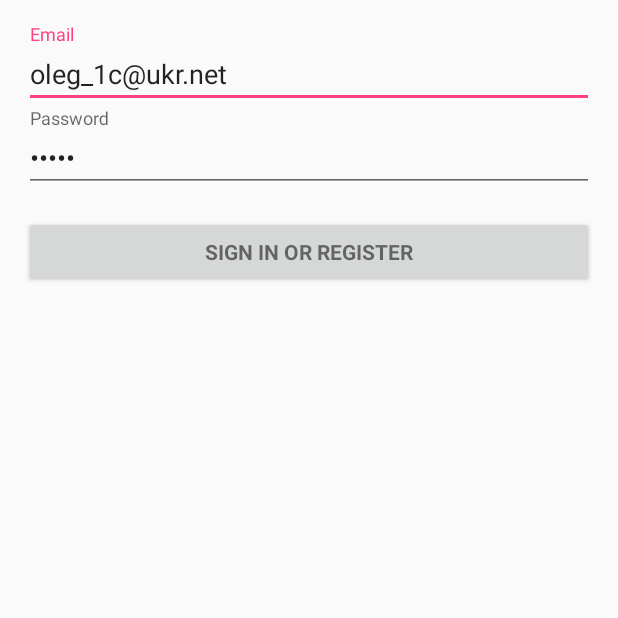
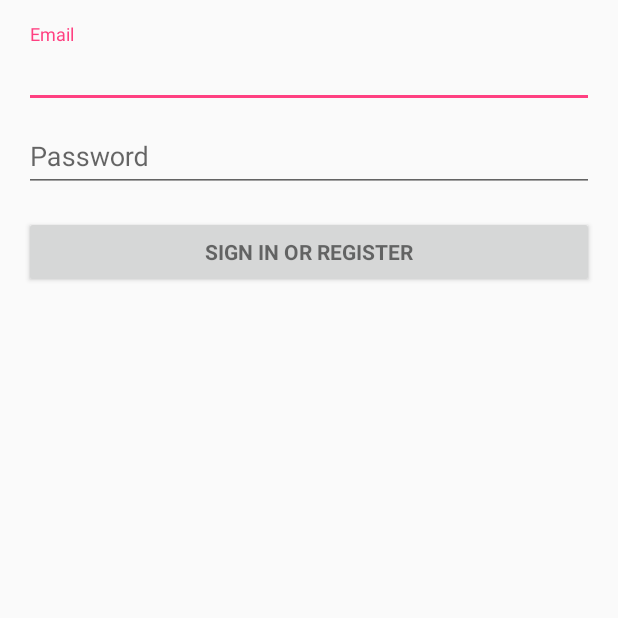
Before and after one commit to olegd1c/Products, an Android app: the LoginActivity screen opened directly, with no data from a screen before it, on a phone screen of 412 x 824 dp, the top half of it. Run offline under Robolectric (Android 15) with nearby library versions, the light colour scheme and no system bars; pictures from the network do not load; 2 statements that could not run were skipped.

Commit message:
12092016

```diff
--- a/app/src/main/java/ua/in/devapp/products/LoginActivity.java
+++ b/app/src/main/java/ua/in/devapp/products/LoginActivity.java
@@ -139,8 +139,8 @@ public class LoginActivity extends AppCompatActivity implements TextView.OnEdito
         visibleView();
 
         //test
-        mEmailView.setText("oleg_1c@ukr.net");
-        mPasswordView.setText("12345");
+        mEmailView.setText("");
+        mPasswordView.setText("");
     }
 
     private void visibleView() {
```
